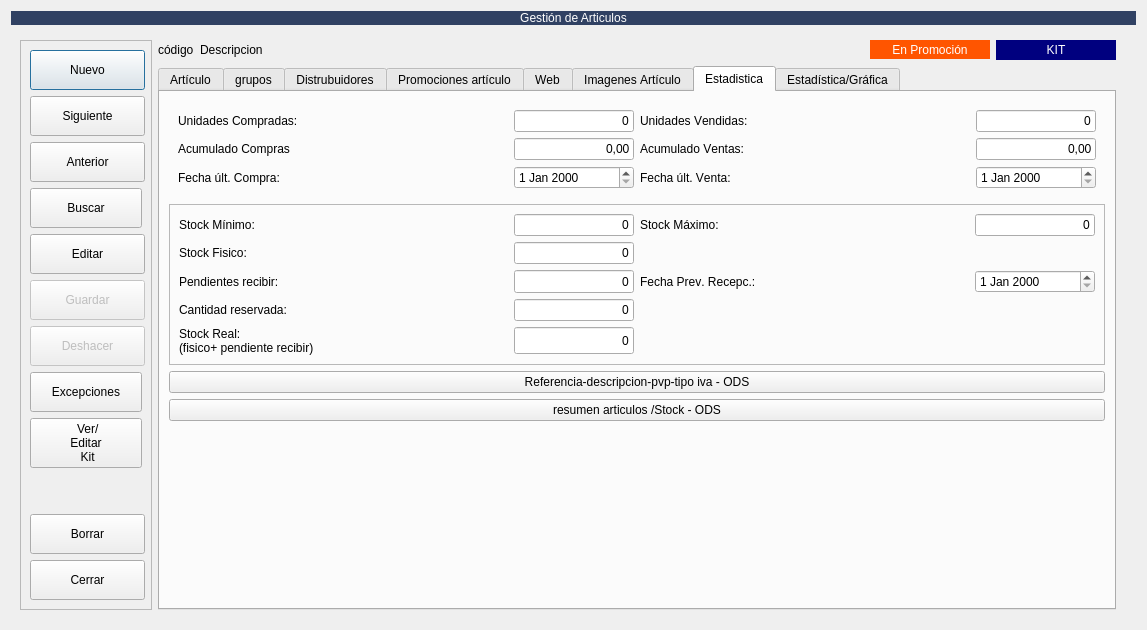
MarcArtStudio3D/creative_ERP, file app/ui/Almacen/frmarticulos.ui: the form before one commit.
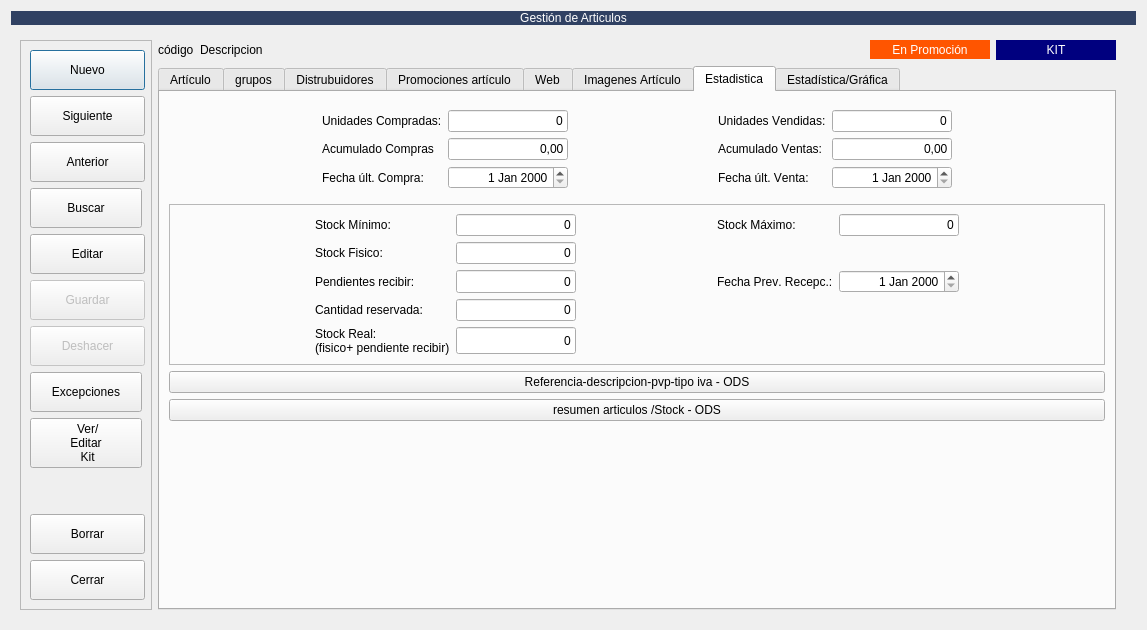
The form after the commit. The open tabs and pages were chosen to show the change. Icons and pictures are not drawn. Custom widgets are drawn as their Qt base class.

Commit message: feat(ui): enhance frmarticulos layout with additional fields and spacers for better organization

```diff
--- a/app/ui/Almacen/frmarticulos.ui
+++ b/app/ui/Almacen/frmarticulos.ui
@@ -3072,46 +3072,111 @@
            <item row="0" column="0">
             <widget class="QFrame" name="frame">
              <layout class="QGridLayout" name="gridLayout_12">
-              <item row="0" column="3">
-               <widget class="QLineEdit" name="txtunidades_vendidas">
-                <property name="enabled">
-                 <bool>true</bool>
-                </property>
-                <property name="sizePolicy">
-                 <sizepolicy hsizetype="Expanding" vsizetype="Preferred">
-                  <horstretch>0</horstretch>
-                  <verstretch>0</verstretch>
-                 </sizepolicy>
-                </property>
-                <property name="maximumSize">
-                 <size>
-                  <width>120</width>
-                  <height>27</height>
-                 </size>
-                </property>
-                <property name="text">
-                 <string>0</string>
-                </property>
-                <property name="alignment">
-                 <set>Qt::AlignmentFlag::AlignRight|Qt::AlignmentFlag::AlignTrailing|Qt::AlignmentFlag::AlignVCenter</set>
-                </property>
-               </widget>
-              </item>
-              <item row="0" column="2">
-               <widget class="QLabel" name="label_29">
-                <property name="text">
-                 <string>Unidades Vendidas:</string>
-                </property>
-               </widget>
-              </item>
-              <item row="0" column="0">
+              <item row="0" column="1">
                <widget class="QLabel" name="label_28">
                 <property name="text">
                  <string>Unidades Compradas:</string>
                 </property>
                </widget>
               </item>
-              <item row="0" column="1">
+              <item row="2" column="3">
+               <spacer name="horizontalSpacer_3">
+                <property name="orientation">
+                 <enum>Qt::Orientation::Horizontal</enum>
+                </property>
+                <property name="sizeHint" stdset="0">
+                 <size>
+                  <width>40</width>
+                  <height>20</height>
+                 </size>
+                </property>
+               </spacer>
+              </item>
+              <item row="0" column="4">
+               <widget class="QLabel" name="label_29">
+                <property name="text">
+                 <string>Unidades Vendidas:</string>
+                </property>
+               </widget>
+              </item>
+              <item row="2" column="4">
+               <widget class="QLabel" name="lblFechaVenta">
+                <property name="text">
+                 <string>Fecha últ. Venta:</string>
+                </property>
+               </widget>
+              </item>
+              <item row="2" column="5">
+               <widget class="QDateEdit" name="txtFechaUltimaVenta">
+                <property name="alignment">
+                 <set>Qt::AlignmentFlag::AlignRight|Qt::AlignmentFlag::AlignTrailing|Qt::AlignmentFlag::AlignVCenter</set>
+                </property>
+               </widget>
+              </item>
+              <item row="0" column="5">
+               <widget class="QLineEdit" name="txtunidades_vendidas">
+                <property name="enabled">
+                 <bool>true</bool>
+                </property>
+                <property name="sizePolicy">
+                 <sizepolicy hsizetype="Expanding" vsizetype="Preferred">
+                  <horstretch>0</horstretch>
+                  <verstretch>0</verstretch>
+                 </sizepolicy>
+                </property>
+                <property name="maximumSize">
+                 <size>
+                  <width>120</width>
+                  <height>27</height>
+                 </size>
+                </property>
+                <property name="text">
+                 <string>0</string>
+                </property>
+                <property name="alignment">
+                 <set>Qt::AlignmentFlag::AlignRight|Qt::AlignmentFlag::AlignTrailing|Qt::AlignmentFlag::AlignVCenter</set>
+                </property>
+               </widget>
+              </item>
+              <item row="2" column="0">
+               <spacer name="horizontalSpacer_4">
+                <property name="orientation">
+                 <enum>Qt::Orientation::Horizontal</enum>
+                </property>
+                <property name="sizeHint" stdset="0">
+                 <size>
+                  <width>40</width>
+                  <height>20</height>
+                 </size>
+                </property>
+               </spacer>
+              </item>
+              <item row="1" column="2">
+               <widget class="QLineEdit" name="txtimporte_acumulado_compras">
+                <property name="enabled">
+                 <bool>true</bool>
+                </property>
+                <property name="sizePolicy">
+                 <sizepolicy hsizetype="Expanding" vsizetype="Preferred">
+                  <horstretch>0</horstretch>
+                  <verstretch>0</verstretch>
+                 </sizepolicy>
+                </property>
+                <property name="maximumSize">
+                 <size>
+                  <width>120</width>
+                  <height>27</height>
+                 </size>
+                </property>
+                <property name="text">
+                 <string>0,00</string>
+                </property>
+                <property name="alignment">
+                 <set>Qt::AlignmentFlag::AlignRight|Qt::AlignmentFlag::AlignTrailing|Qt::AlignmentFlag::AlignVCenter</set>
+                </property>
+               </widget>
+              </item>
+              <item row="0" column="2">
                <widget class="QLineEdit" name="txtunidades_compradas">
                 <property name="enabled">
                  <bool>true</bool>
@@ -3136,46 +3201,21 @@
                 </property>
                </widget>
               </item>
-              <item row="1" column="0">
-               <widget class="QLabel" name="label_42">
-                <property name="text">
-                 <string>Acumulado Compras</string>
-                </property>
-               </widget>
-              </item>
-              <item row="1" column="1">
-               <widget class="QLineEdit" name="txtimporte_acumulado_compras">
-                <property name="enabled">
-                 <bool>true</bool>
-                </property>
-                <property name="sizePolicy">
-                 <sizepolicy hsizetype="Expanding" vsizetype="Preferred">
-                  <horstretch>0</horstretch>
-                  <verstretch>0</verstretch>
-                 </sizepolicy>
-                </property>
-                <property name="maximumSize">
-                 <size>
-                  <width>120</width>
-                  <height>27</height>
-                 </size>
-                </property>
-                <property name="text">
-                 <string>0,00</string>
-                </property>
+              <item row="2" column="2">
+               <widget class="QDateEdit" name="txtfechaUltimaCompra">
                 <property name="alignment">
                  <set>Qt::AlignmentFlag::AlignRight|Qt::AlignmentFlag::AlignTrailing|Qt::AlignmentFlag::AlignVCenter</set>
                 </property>
                </widget>
               </item>
-              <item row="1" column="2">
+              <item row="1" column="4">
                <widget class="QLabel" name="label_43">
                 <property name="text">
                  <string>Acumulado Ventas:</string>
                 </property>
                </widget>
               </item>
-              <item row="1" column="3">
+              <item row="1" column="5">
                <widget class="QLineEdit" name="txtimporte_acumulado_ventas">
                 <property name="enabled">
                  <bool>true</bool>
@@ -3200,25 +3240,32 @@
                 </property>
                </widget>
               </item>
-              <item row="2" column="0">
+              <item row="1" column="1">
+               <widget class="QLabel" name="label_42">
+                <property name="text">
+                 <string>Acumulado Compras</string>
+                </property>
+               </widget>
+              </item>
+              <item row="2" column="1">
                <widget class="QLabel" name="lblFechaCompra">
                 <property name="text">
                  <string>Fecha últ. Compra:</string>
                 </property>
                </widget>
               </item>
-              <item row="2" column="2">
-               <widget class="QLabel" name="lblFechaVenta">
-                <property name="text">
-                 <string>Fecha últ. Venta:</string>
+              <item row="1" column="6">
+               <spacer name="horizontalSpacer_10">
+                <property name="orientation">
+                 <enum>Qt::Orientation::Horizontal</enum>
                 </property>
-               </widget>
-              </item>
-              <item row="2" column="1">
-               <widget class="QDateEdit" name="txtfechaUltimaCompra"/>
-              </item>
-              <item row="2" column="3">
-               <widget class="QDateEdit" name="txtFechaUltimaVenta"/>
+                <property name="sizeHint" stdset="0">
+                 <size>
+                  <width>40</width>
+                  <height>20</height>
+                 </size>
+                </property>
+               </spacer>
               </item>
              </layout>
             </widget>
@@ -3239,7 +3286,7 @@
               <enum>QFrame::Shadow::Raised</enum>
              </property>
              <layout class="QGridLayout" name="gridLayout_33">
-              <item row="0" column="0">
+              <item row="0" column="1">
                <widget class="QLabel" name="label_30">
                 <property name="autoFillBackground">
                  <bool>false</bool>
@@ -3249,21 +3296,47 @@
                 </property>
                </widget>
               </item>
-              <item row="3" column="0">
+              <item row="3" column="1">
                <widget class="QLabel" name="label_45">
                 <property name="text">
                  <string>Cantidad reservada:</string>
                 </property>
                </widget>
               </item>
-              <item row="0" column="2">
+              <item row="0" column="0">
+               <spacer name="horizontalSpacer_6">
+                <property name="orientation">
+                 <enum>Qt::Orientation::Horizontal</enum>
+                </property>
+                <property name="sizeHint" stdset="0">
+                 <size>
+                  <width>40</width>
+                  <height>20</height>
+                 </size>
+                </property>
+               </spacer>
+              </item>
+              <item row="0" column="3">
+               <spacer name="horizontalSpacer">
+                <property name="orientation">
+                 <enum>Qt::Orientation::Horizontal</enum>
+                </property>
+                <property name="sizeHint" stdset="0">
+                 <size>
+                  <width>40</width>
+                  <height>20</height>
+                 </size>
+                </property>
+               </spacer>
+              </item>
+              <item row="0" column="4">
                <widget class="QLabel" name="label_31">
                 <property name="text">
                  <string>Stock Máximo:</string>
                 </property>
                </widget>
               </item>
-              <item row="4" column="0">
+              <item row="4" column="1">
                <widget class="QLabel" name="label_32">
                 <property name="text">
                  <string>Stock Real:
@@ -3271,14 +3344,14 @@
                 </property>
                </widget>
               </item>
-              <item row="2" column="0">
+              <item row="2" column="1">
                <widget class="QLabel" name="label_44">
                 <property name="text">
                  <string>Pendientes recibir:</string>
                 </property>
                </widget>
               </item>
-              <item row="4" column="1">
+              <item row="4" column="2">
                <widget class="QLineEdit" name="txtstock_real_2">
                 <property name="enabled">
                  <bool>true</bool>
@@ -3309,7 +3382,7 @@
                 </property>
                </widget>
               </item>
-              <item row="0" column="1">
+              <item row="0" column="2">
                <widget class="QLineEdit" name="txtstock_minimo">
                 <property name="sizePolicy">
                  <sizepolicy hsizetype="Expanding" vsizetype="Preferred">
@@ -3331,7 +3404,7 @@
                 </property>
                </widget>
               </item>
-              <item row="3" column="1">
+              <item row="3" column="2">
                <widget class="QLineEdit" name="txtunidades_reservadas">
                 <property name="enabled">
                  <bool>true</bool>
@@ -3356,10 +3429,14 @@
                 </property>
                </widget>
               </item>
-              <item row="2" column="5">
-               <widget class="QDateEdit" name="txtFechaPrevistaEntrega"/>
+              <item row="2" column="7">
+               <widget class="QDateEdit" name="txtFechaPrevistaEntrega">
+                <property name="alignment">
+                 <set>Qt::AlignmentFlag::AlignRight|Qt::AlignmentFlag::AlignTrailing|Qt::AlignmentFlag::AlignVCenter</set>
+                </property>
+               </widget>
               </item>
-              <item row="0" column="5">
+              <item row="0" column="7">
                <widget class="QLineEdit" name="txtstock_maximo">
                 <property name="sizePolicy">
                  <sizepolicy hsizetype="Expanding" vsizetype="Preferred">
@@ -3381,14 +3458,14 @@
                 </property>
                </widget>
               </item>
-              <item row="2" column="2">
+              <item row="2" column="4">
                <widget class="QLabel" name="lblFechaPrevistaEntrega">
                 <property name="text">
                  <string>Fecha Prev. Recepc.:</string>
                 </property>
                </widget>
               </item>
-              <item row="2" column="1">
+              <item row="2" column="2">
                <widget class="QLineEdit" name="txtcantidad_pendiente_recibir">
                 <property name="enabled">
                  <bool>true</bool>
@@ -3413,7 +3490,7 @@
                 </property>
                </widget>
               </item>
-              <item row="1" column="1">
+              <item row="1" column="2">
                <widget class="QLineEdit" name="txtstock_fisico_almacen">
                 <property name="maximumSize">
                  <size>
@@ -3429,13 +3506,26 @@
                 </property>
                </widget>
               </item>
-              <item row="1" column="0">
+              <item row="1" column="1">
                <widget class="QLabel" name="label_22">
                 <property name="text">
                  <string>Stock Fisico:</string>
                 </property>
                </widget>
               </item>
+              <item row="2" column="8">
+               <spacer name="horizontalSpacer_11">
+                <property name="orientation">
+                 <enum>Qt::Orientation::Horizontal</enum>
+                </property>
+                <property name="sizeHint" stdset="0">
+                 <size>
+                  <width>40</width>
+                  <height>20</height>
+                 </size>
+                </property>
+               </spacer>
+              </item>
              </layout>
             </widget>
            </item>
```
The commit also changes 2 other files.
